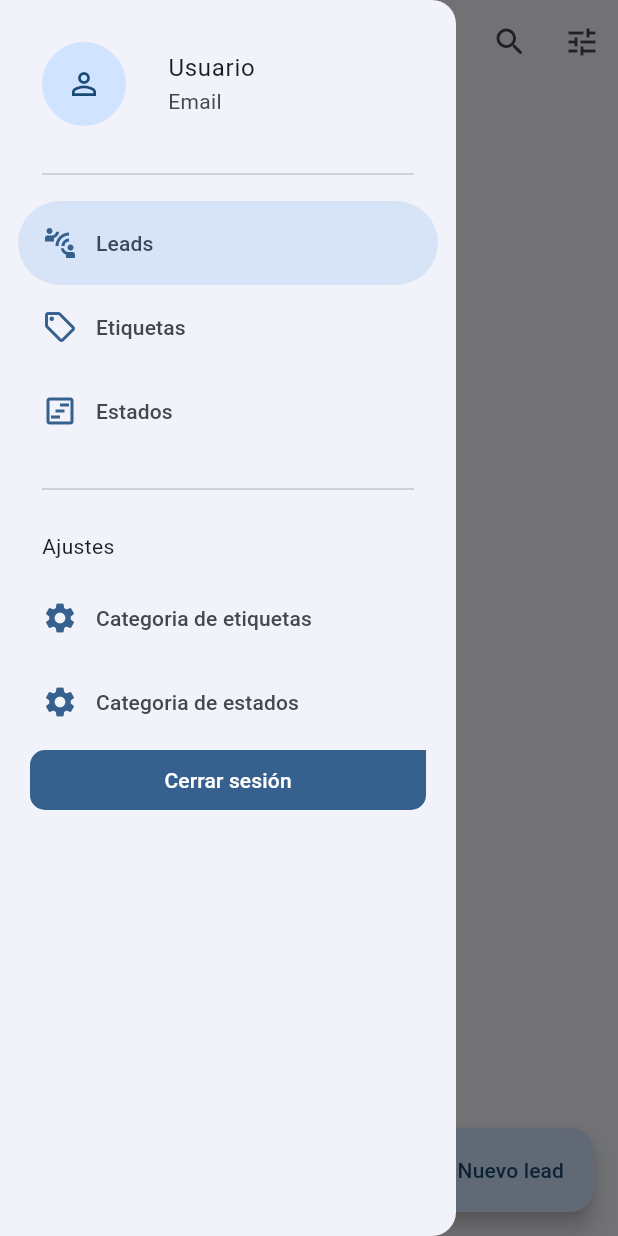
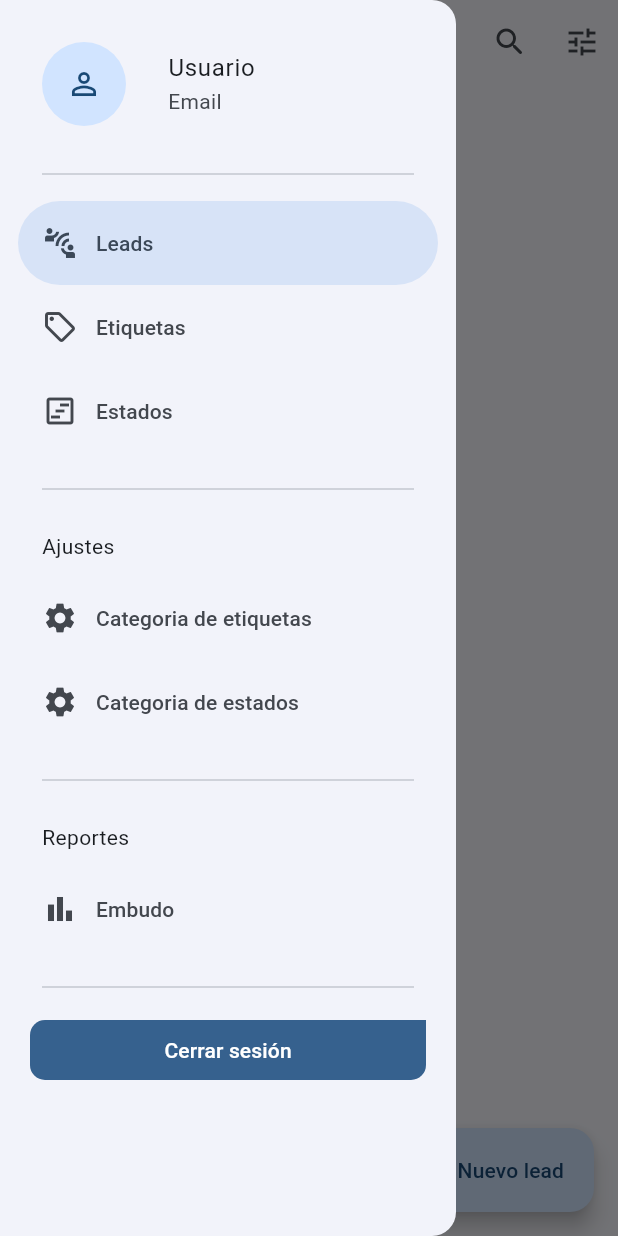
Before and after one commit to ariannosanchez/frontend_leadcenter, a Flutter app: the LeadsScreen screen opened by its route, with the side drawer open, on a phone screen of 412 x 824 dp. Run offline on Flutter 3.47's test engine with Material 3 defaults, Android fonts, the phone set to English and light mode, and no system bars; our stand-ins replace animate_do, dio, flutter_dotenv, flutter_riverpod, formz, go_router and 2 more; accounts and stored records are empty; network calls fail.

Commit message:
Implementando Modulo de Reportes

```diff
--- a/lib/config/menu/menu_items.dart
+++ b/lib/config/menu/menu_items.dart
@@ -51,4 +51,11 @@ const appMenuItems = <MenuItem>[
     icon: Icons.settings
   ),
 
+  MenuItem(
+    title: 'Embudo',
+    subTitle: 'Embudo de ventas',
+    link: '/funnel',
+    icon: Icons.bar_chart_outlined
+  )
+
 ];
--- a/lib/config/router/app_router.dart
+++ b/lib/config/router/app_router.dart
@@ -3,6 +3,7 @@ import 'package:go_router/go_router.dart';
 import 'package:lead_center/config/router/app_router_notifier.dart';
 import 'package:lead_center/features/auth/auth.dart';
 import 'package:lead_center/features/auth/presentation/providers/auth_provider.dart';
+import 'package:lead_center/features/charts/presentation/screens/screens.dart';
 import 'package:lead_center/features/leads/leads.dart';
 import 'package:lead_center/features/stage_categories/presentation/screens/screens.dart';
 import 'package:lead_center/features/stages/presentation/screens/screens.dart';
@@ -88,6 +89,11 @@ final goRouterProvider = Provider((ref) {
           stageId: int.parse(state.params['id'] ?? '0'),
         ),
       ),
+
+      GoRoute(
+        path: '/funnel',
+        builder: (context, state) => const LeadsChartScreen(),
+      )
     ],
 
     redirect: (context, state) {
--- /dev/null
+++ b/lib/features/charts/domain/domain.dart
@@ -0,0 +1,3 @@
+export './datasources/leads_chart_datasource.dart';
+export './entities/lead_chart.dart';
+export './repositories/leads_chart_repository.dart';
--- /dev/null
+++ b/lib/features/charts/infrastructure/errors/lead_chart_erros.dart
@@ -0,0 +1,3 @@
+class LeadChartNotFound implements Exception {
+
+}
--- /dev/null
+++ b/lib/features/charts/infrastructure/infraestructure.dart
@@ -0,0 +1,4 @@
+export './datasources/leads_chart_datasource_impl.dart';
+export './errors/lead_chart_erros.dart';
+export './mappers/lead_chart_mapper.dart';
+export './repositories/leads_chart_repository_impl.dart';
--- /dev/null
+++ b/lib/features/charts/presentation/providers/providers.dart
@@ -0,0 +1,2 @@
+export './leads_chart_repository_provider.dart';
+export './leads_chart_provider.dart';
--- /dev/null
+++ b/lib/features/charts/presentation/screens/screens.dart
@@ -0,0 +1 @@
+export 'leads_chart_screen.dart';
--- a/lib/features/leads/presentation/screens/lead_screen.dart
+++ b/lib/features/leads/presentation/screens/lead_screen.dart
@@ -32,7 +32,7 @@ class LeadScreen extends ConsumerWidget {
           actions: [
             IconButton(
               onPressed: () {},
-              icon: const Icon(Icons.delete_outline_rounded)
+              icon: const Icon(Icons.perm_phone_msg_outlined)
             )
           ],
         ),
--- a/lib/features/shared/widgets/side_menu.dart
+++ b/lib/features/shared/widgets/side_menu.dart
@@ -76,7 +76,7 @@ class SideMenuState extends ConsumerState<SideMenu> {
         ...appMenuItems
           .sublist(0,3)
           .map((item) => NavigationDrawerDestination(
-            icon: Icon( item.icon, color: colors.primary ),
+            icon: Icon( item.icon ),
             label: Text( item.title ),
           ),
         ),
@@ -92,11 +92,34 @@ class SideMenuState extends ConsumerState<SideMenu> {
         ),
 
         ...appMenuItems
-          .sublist(3)
+          .sublist(3,5)
           .map((item) => NavigationDrawerDestination(
-            icon: Icon( item.icon, color: colors.primary ),
+            icon: Icon( item.icon ),
             label: Text( item.title ),
           ),
+        ),
+
+        const Padding(
+          padding: EdgeInsets.fromLTRB(28, 16, 28, 10),
+          child: Divider(),
+        ),
+
+        const Padding(
+          padding: EdgeInsets.fromLTRB(28, 10, 16, 10),
+          child: Text('Reportes'),
+        ),
+
+        ...appMenuItems
+          .sublist(5)
+          .map((item) => NavigationDrawerDestination(
+            icon: Icon( item.icon ),
+            label: Text( item.title ),
+          ),
+        ),
+
+        const Padding(
+          padding: EdgeInsets.fromLTRB(28, 16, 28, 10),
+          child: Divider(),
         ),
 
         Padding(
--- a/pubspec.yaml
+++ b/pubspec.yaml
@@ -18,6 +18,7 @@ dependencies:
   go_router: ^6.2.0
   google_fonts: ^4.0.3
   shared_preferences: ^2.2.3
+  syncfusion_flutter_charts: ^26.2.7
 
 dev_dependencies:
   change_app_package_name: ^1.2.0
```
Also changed, not shown: lib/features/charts/domain/datasources/leads_chart_datasource.dart (added, +8 -0 lines), lib/features/charts/domain/entities/lead_chart.dart (added, +9 -0 lines), lib/features/charts/domain/repositories/leads_chart_repository.dart (added, +7 -0 lines), lib/features/charts/infrastructure/datasources/leads_chart_datasource_impl.dart (added, +41 -0 lines), lib/features/charts/infrastructure/mappers/lead_chart_mapper.dart (added, +10 -0 lines), lib/features/charts/infrastructure/repositories/leads_chart_repository_impl.dart (added, +14 -0 lines), lib/features/charts/presentation/providers/leads_chart_provider.dart (added, +65 -0 lines), lib/features/charts/presentation/providers/leads_chart_repository_provider.dart (added, +16 -0 lines), lib/features/charts/presentation/screens/leads_chart_screen.dart (added, +62 -0 lines), lib/features/leads/infrastructure/datasources/leads_datasource_impl.dart (line endings or trailing spaces), pubspec.lock.
